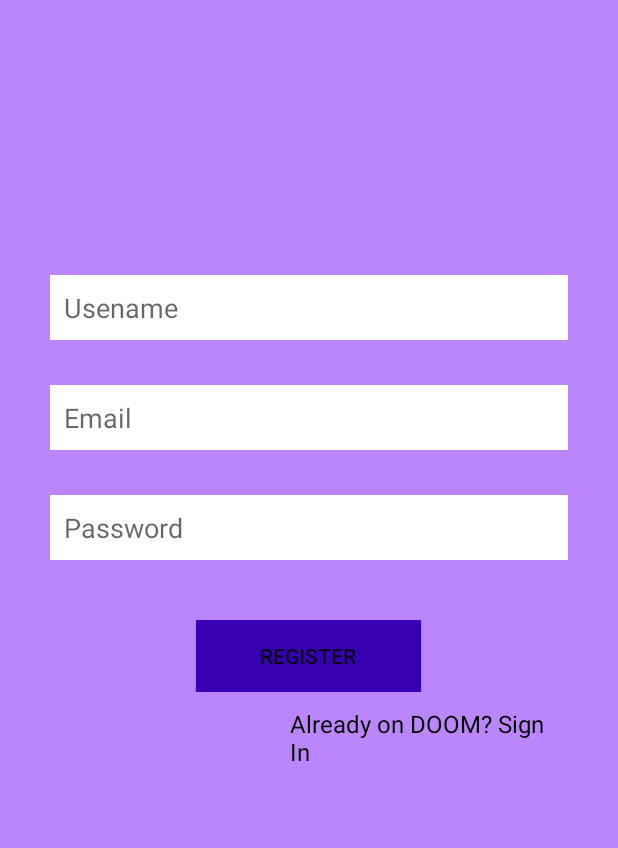
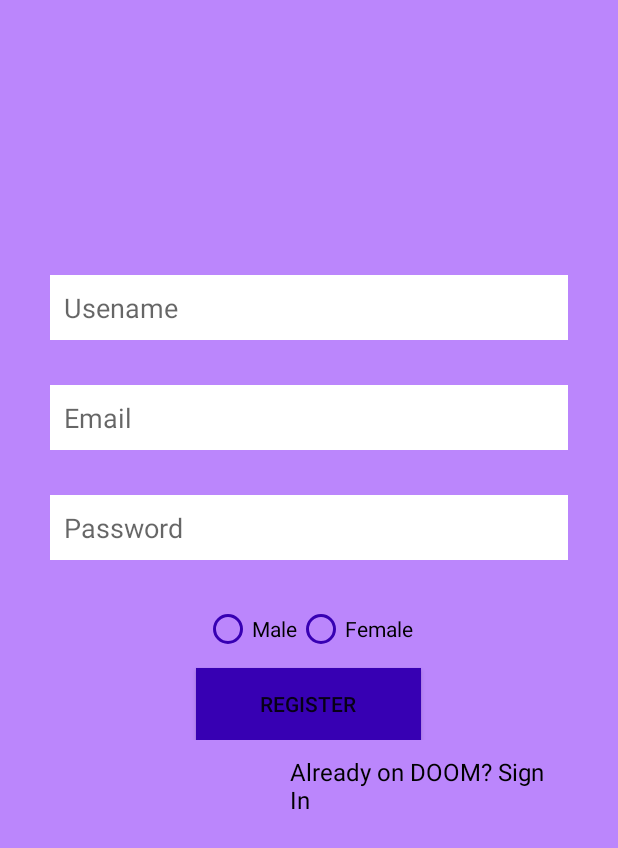
Before and after one commit to aayushjn2048/DOOM-Final, an Android app: the screen it shows after launch (RegistrationActivity), on a phone screen of 412 x 824 dp. Shown: the top 848 px of the screen. Run offline under Robolectric (Android 15) with nearby library versions, the phone set to English and light mode, and no system bars; our stand-ins replace Firebase (no records; nobody signed in at launch, a user with empty details on screens opened directly).

Commit message:
Gender added(almost :) and Pw removed

```diff
--- a/app/src/main/java/com/doom/RegistrationActivity.java
+++ b/app/src/main/java/com/doom/RegistrationActivity.java
@@ -7,6 +7,7 @@ import android.app.ProgressDialog;
 import android.content.Intent;
 import android.os.Bundle;
 import android.view.View;
+import android.widget.CompoundButton;
 import android.widget.Toast;
 
 import com.doom.Models.Users;
@@ -21,8 +22,10 @@ public class RegistrationActivity extends AppCompatActivity {
 
     ActivityRegistrationBinding binding;
     private FirebaseAuth auth;
+    View view;
     FirebaseDatabase database;
     ProgressDialog progressDialog;
+     String gender;
 
     @Override
     protected void onCreate(Bundle savedInstanceState) {
@@ -44,6 +47,21 @@ public class RegistrationActivity extends AppCompatActivity {
                 startActivity(intent);
             }
         });
+
+       binding.male.setOnCheckedChangeListener(new CompoundButton.OnCheckedChangeListener() {
+           @Override
+           public void onCheckedChanged(CompoundButton compoundButton, boolean b) {
+               gender=binding.male.getText().toString();
+           }
+       });
+
+        binding.female.setOnCheckedChangeListener(new CompoundButton.OnCheckedChangeListener() {
+            @Override
+            public void onCheckedChanged(CompoundButton compoundButton, boolean b) {
+                gender=binding.female.getText().toString();
+            }
+        });
+
         binding.btnSignup.setOnClickListener(new View.OnClickListener() {
             @Override
             public void onClick(View view) {
@@ -73,8 +91,7 @@ public class RegistrationActivity extends AppCompatActivity {
                                         @Override
                                         public void onComplete(@NonNull Task<Void> task) {
                                             if (task.isSuccessful()) {
-                                                Users user = new Users(binding.etuserName.getText().toString(), binding.etEmail.getText().toString(),
-                                                        binding.etPassword.getText().toString());
+                                                Users user = new Users(binding.etuserName.getText().toString(), binding.etEmail.getText().toString(),gender);
 
                                                 database.getReference().child("Users").child(id).setValue(user);
                                                 Toast.makeText(RegistrationActivity.this, "Registered Successfully, Please check your email for verification", Toast.LENGTH_LONG).show();
--- a/app/src/main/res/layout/activity_registration.xml
+++ b/app/src/main/res/layout/activity_registration.xml
@@ -57,6 +57,28 @@
                 android:inputType="textPassword"
                 android:padding="9dp" ></EditText>
 
+            <RadioGroup
+                android:id="@+id/gender"
+                android:layout_width="wrap_content"
+                android:layout_height="wrap_content"
+                android:orientation="horizontal">
+
+                <RadioButton
+                    android:id="@+id/male"
+                    android:layout_width="wrap_content"
+                    android:layout_height="wrap_content"
+                    android:buttonTint="@color/colorPrimaryDark"
+                    android:text="Male"></RadioButton>
+
+                <RadioButton
+                    android:id="@+id/female"
+                    android:layout_width="wrap_content"
+                    android:layout_height="wrap_content"
+                    android:buttonTint="@color/colorPrimaryDark"
+                    android:text="Female"></RadioButton>
+
+            </RadioGroup>
+
             <Button
                 android:id="@+id/btn_signup"
                 android:layout_width="150dp"
```
Also changed, not shown: app/src/main/java/com/doom/Models/Users.java (+15 -15 lines).
